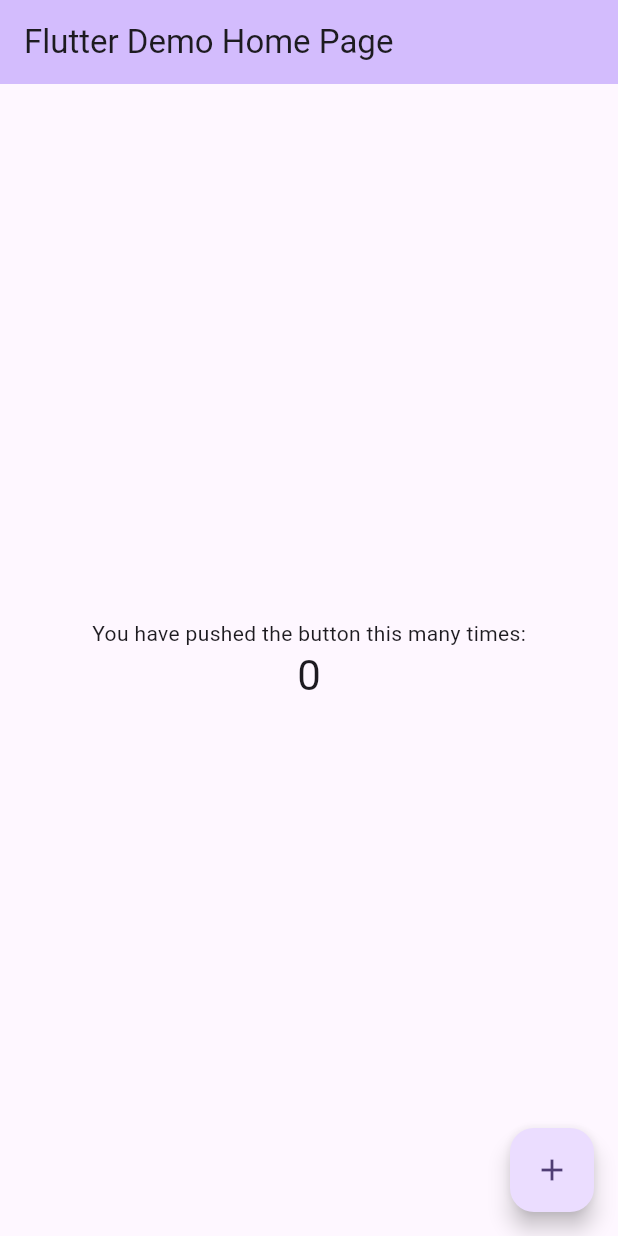
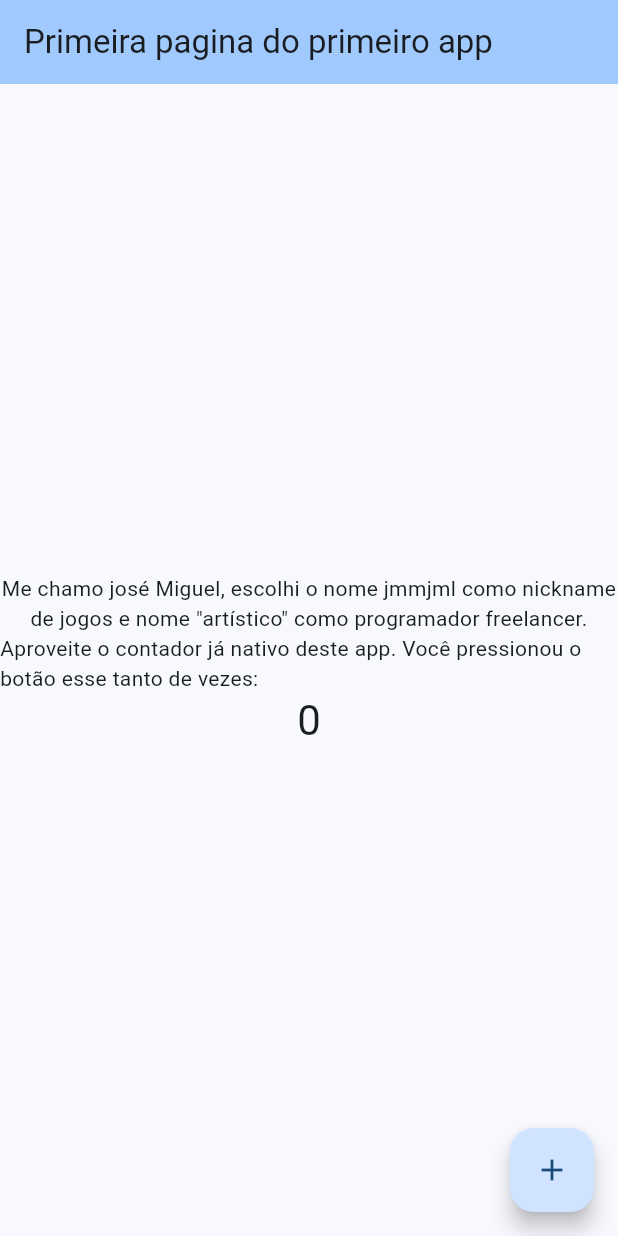
Before and after one commit to jmmjml/inicio_flutter, a Flutter app: the screen it shows after launch, on a phone screen of 412 x 824 dp. Run offline on Flutter 3.47's test engine with Material 3 defaults, Android fonts, the phone set to English and light mode, and no system bars.

Commit message:
feat: alteração no aplicativo para antender aos requisitos da tarefa da plataforma DIO.ME

```diff
--- a/lib/main.dart
+++ b/lib/main.dart
@@ -28,9 +28,9 @@ class MyApp extends StatelessWidget {
         //
         // This works for code too, not just values: Most code changes can be
         // tested with just a hot reload.
-        colorScheme: .fromSeed(seedColor: Colors.deepPurple),
+        colorScheme: .fromSeed(seedColor: Colors.blue),
       ),
-      home: const MyHomePage(title: 'Flutter Demo Home Page'),
+      home: const MyHomePage(title: 'Primeira pagina do primeiro app'),
     );
   }
 }
@@ -104,7 +104,8 @@ class _MyHomePageState extends State<MyHomePage> {
           // wireframe for each widget.
           mainAxisAlignment: .center,
           children: [
-            const Text('You have pushed the button this many times:'),
+            const Text('Me chamo josé Miguel, escolhi o nome jmmjml como nickname de jogos e nome "artístico" como programador freelancer.', textAlign: TextAlign.center),
+            const Text('Aproveite o contador já nativo deste app. Você pressionou o botão esse tanto de vezes:'),
             Text(
               '$_counter',
               style: Theme.of(context).textTheme.headlineMedium,
```
